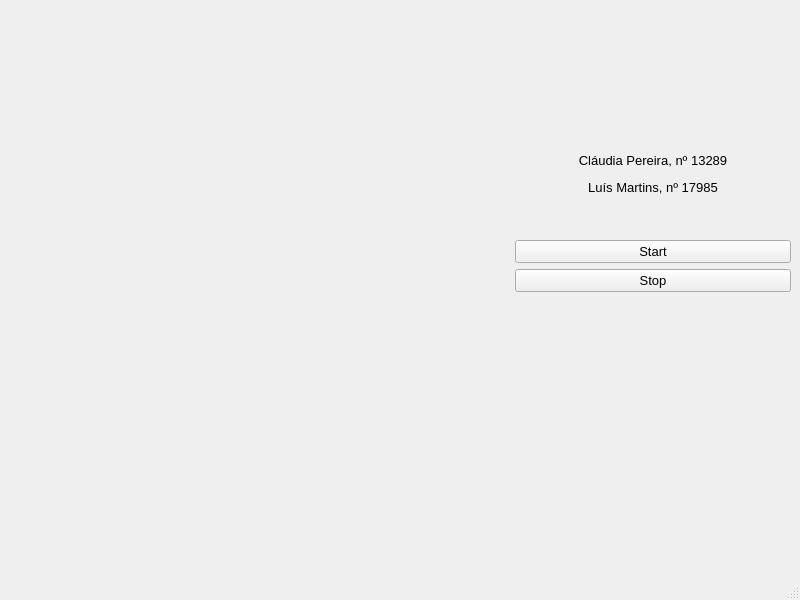
Old version of the form mainwindow.ui in the repository Icrum/MEEC_1920_LI2_G1.
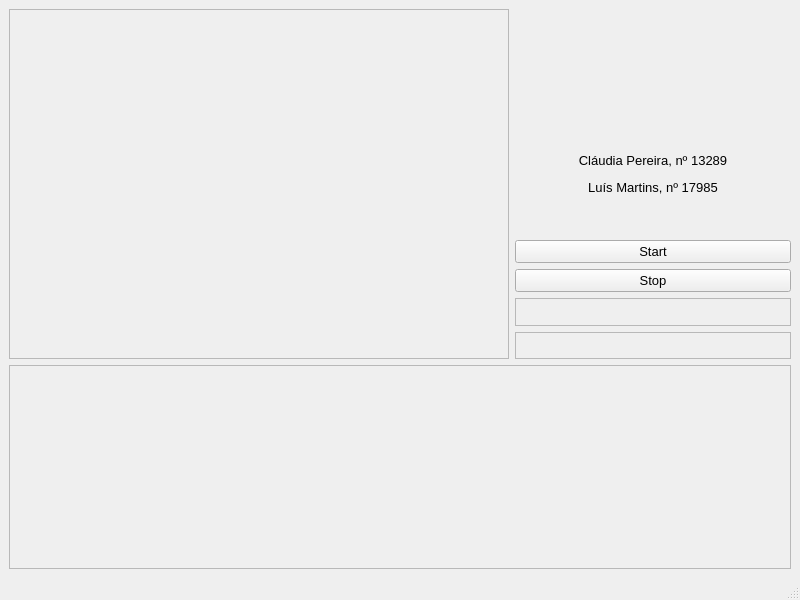
New version of the form. Icons and pictures are not drawn.

Commit message: Interface opens face recognition, in a separated window

Patch:
```diff
--- a/mainwindow.ui
+++ b/mainwindow.ui
@@ -45,6 +45,9 @@
             <height>16777215</height>
            </size>
           </property>
+          <property name="frameShape">
+           <enum>QFrame::StyledPanel</enum>
+          </property>
           <property name="text">
            <string/>
           </property>
@@ -147,6 +150,9 @@
               </item>
               <item>
                <widget class="QLabel" name="Pessoa">
+                <property name="frameShape">
+                 <enum>QFrame::StyledPanel</enum>
+                </property>
                 <property name="text">
                  <string/>
                 </property>
@@ -154,6 +160,9 @@
               </item>
               <item>
                <widget class="QLabel" name="Comando">
+                <property name="frameShape">
+                 <enum>QFrame::StyledPanel</enum>
+                </property>
                 <property name="text">
                  <string/>
                 </property>
@@ -179,6 +188,9 @@
           <verstretch>0</verstretch>
          </sizepolicy>
         </property>
+        <property name="frameShape">
+         <enum>QFrame::StyledPanel</enum>
+        </property>
         <property name="text">
          <string/>
         </property>
```
Left out of the diff: 2 changed lines with no effect on the pictures. The commit also changes 4 other files.
